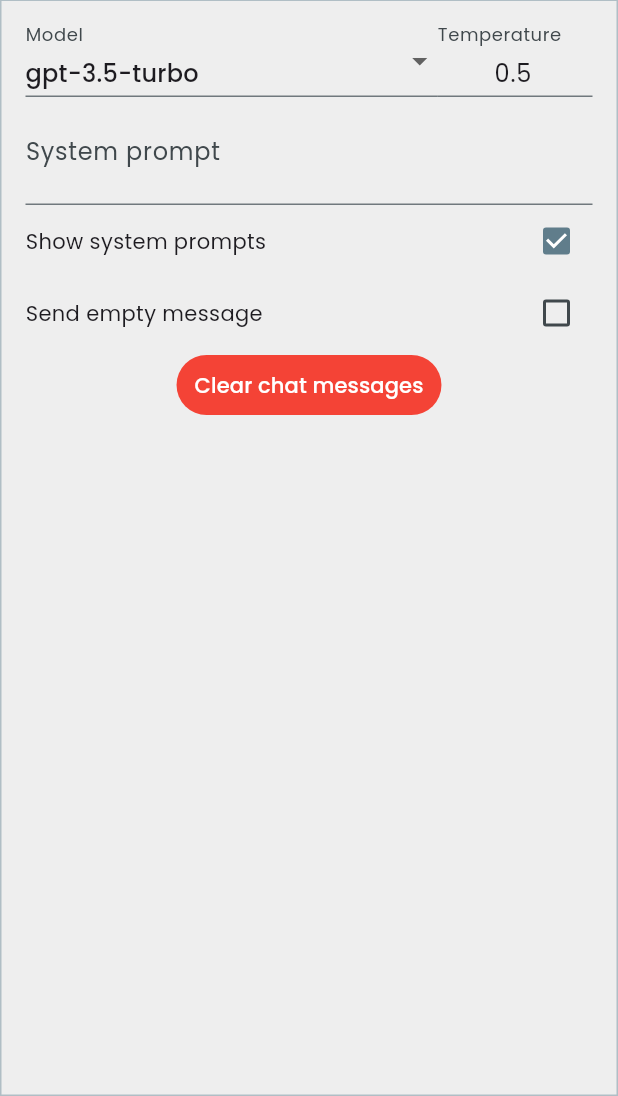
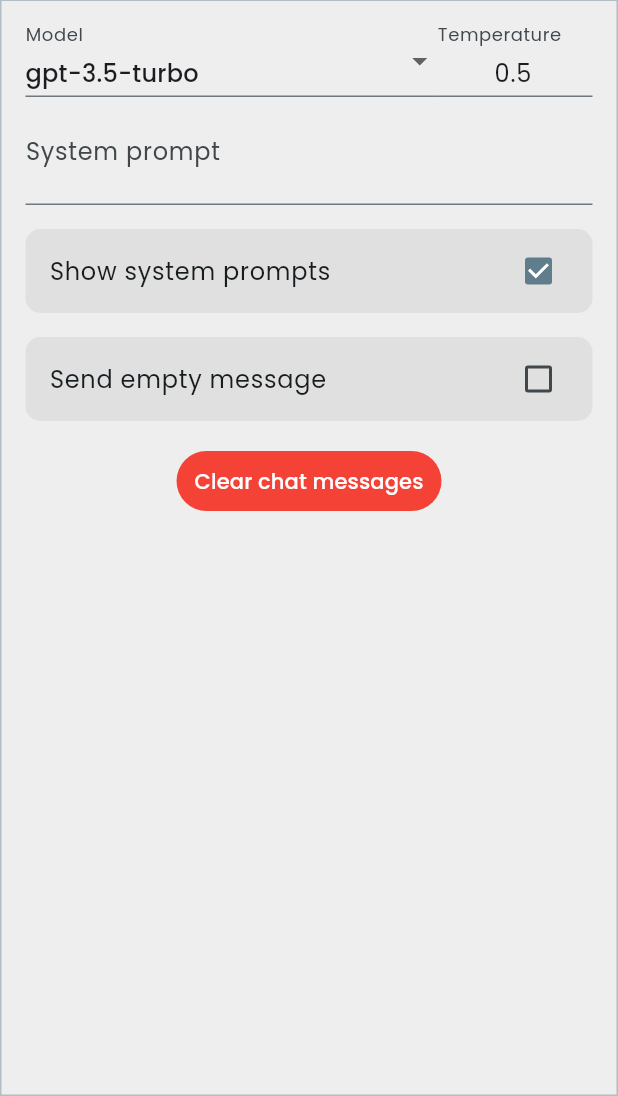
Before and after one commit to Gyarados/demux_app, a Flutter app: the screen it shows after launch, tab 2 chosen, on a phone screen of 412 x 824 dp, the part 140-1236 px from its top. Run offline on Flutter 3.47's test engine with Material 3 defaults, Android fonts, the phone set to English and light mode, and no system bars; our stand-ins replace auto_route, expandable, flutter_bloc, flutter_spinkit, google_fonts, hydrated_bloc and 4 more; missing offline and left inert: fetch_client, flutter_highlighter, flutter_markdown_selectionarea, highlight, markdown, open_file_plus.

```diff
--- a/lib/app/pages/chat/widgets/chat_settings_widget.dart
+++ b/lib/app/pages/chat/widgets/chat_settings_widget.dart
@@ -152,11 +152,18 @@
           contentPadding: EdgeInsets.symmetric(vertical: 16),
         ),
       ),
-      Row(
-        mainAxisAlignment: MainAxisAlignment.spaceBetween,
-        children: [
-          Text('Show system prompts'),
-          Checkbox(
+      SizedBox(height: 16,),
+      Container(
+        padding: EdgeInsets.only(
+          left: 16,
+          right: 16,
+        ),
+        decoration: BoxDecoration(
+            color: Colors.grey.shade300,
+            borderRadius: BorderRadius.all(Radius.circular(10))),
+        child: CheckboxListTile(
+          contentPadding: EdgeInsets.all(0),
+          title: Text('Show system prompts'),
           value: systemPromptsAreVisible,
           onChanged: (newValue) {
             setState(() {
@@ -165,13 +172,19 @@
             chatCompletionCubit.saveShowSystemPrompt(systemPromptsAreVisible);
           },
         ),
-        ],
       ),
-      Row(
-        mainAxisAlignment: MainAxisAlignment.spaceBetween,
-        children: [
-          Text('Send empty message'),
-          Checkbox(
+      SizedBox(height: 16,),
+      Container(
+        padding: EdgeInsets.only(
+          left: 16,
+          right: 16,
+        ),
+        decoration: BoxDecoration(
+            color: Colors.grey.shade300,
+            borderRadius: BorderRadius.all(Radius.circular(10))),
+        child: CheckboxListTile(
+          contentPadding: EdgeInsets.all(0),
+          title: Text("Send empty message"),
           value: sendEmptyMessage,
           onChanged: (newValue) {
             setState(() {
@@ -180,8 +193,8 @@
             chatCompletionCubit.saveSendEmptyMessage(sendEmptyMessage);
           },
         ),
-        ],
       ),
+      SizedBox(height: 16,),
       TextButton(
         style: TextButton.styleFrom(
             foregroundColor: Colors.white, backgroundColor: Colors.red),
--- a/lib/app/widgets/pages_drawer/pages_drawer.dart
+++ b/lib/app/widgets/pages_drawer/pages_drawer.dart
@@ -4,6 +4,7 @@
 import 'package:demux_app/domain/constants.dart';
 import 'package:flutter/material.dart';
 import 'package:flutter_bloc/flutter_bloc.dart';
+import 'package:package_info_plus/package_info_plus.dart';
 import 'package:url_launcher/url_launcher.dart';
 
 class PagesDrawer extends StatefulWidget {
@@ -15,10 +16,18 @@
 
 class _PagesDrawerState extends State<PagesDrawer> {
   late PagesDrawerCubit pagesDrawerCubit;
+  String appVersion = '...';
 
   @override
   void initState() {
     pagesDrawerCubit = BlocProvider.of<PagesDrawerCubit>(context);
+    PackageInfo.fromPlatform().then((packageInfo) {
+      setState(() {
+        appVersion = packageInfo.version;
+      });
+    }).catchError((error, stackTrace) {
+      print("Error: $error");
+    });
     super.initState();
   }
 
@@ -129,7 +138,7 @@
             title: Row(
               mainAxisAlignment: MainAxisAlignment.spaceEvenly,
               children: [
-                Text(APP_VERSION),
+                Text(appVersion),
                 Text("•"),
                 TextButton(
                   style: TextButton.styleFrom(
--- a/pubspec.yaml
+++ b/pubspec.yaml
@@ -15,7 +15,7 @@
 # In iOS, build-name is used as CFBundleShortVersionString while build-number used as CFBundleVersion.
 # Read more about iOS versioning at
 # https://developer.apple.com/library/archive/documentation/General/Reference/InfoPlistKeyReference/Articles/CoreFoundationKeys.html
-version: 0.0.1+3
+version: 0.0.2+3
 
 environment:
   sdk: ">3.0.0 <=3.2.0"
@@ -52,6 +52,7 @@
   flutter_highlighter: ^0.1.1
   highlight: ^0.7.0
   markdown: ^7.1.1
+  package_info_plus: ^4.2.0
 
 dev_dependencies:
   flutter_test:
```
Also changed, not shown: pubspec.lock. Lines whose indentation alone changed are shown as unchanged.
